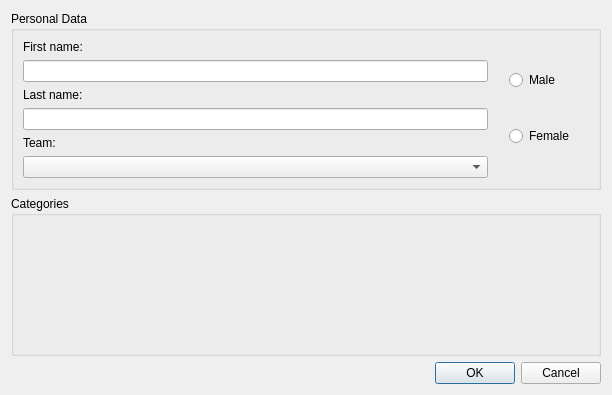
Old version of the form ui/dlgEditPlayer.ui in the repository probonopd/QTournament.
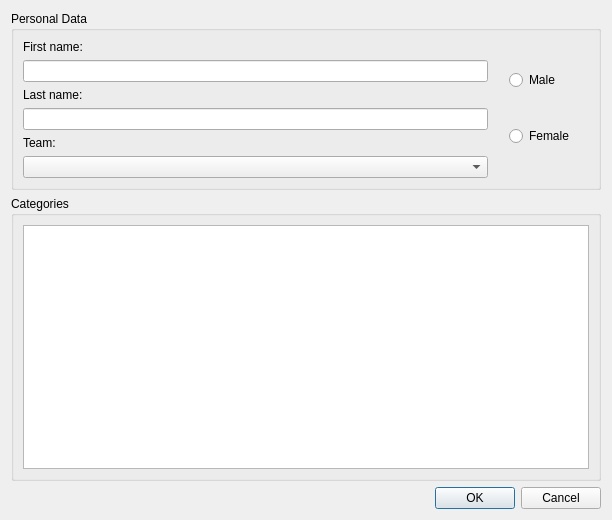
New version of the form.

Commit message:
Implemented a better "Can-We-Add-Players-To-Categories" function in the lib.
Enabled assignment of categories to newly created players in the GUI.

Fixed a bug that prevented proper name changes of players in the GUI.

```diff
--- a/ui/dlgEditPlayer.ui
+++ b/ui/dlgEditPlayer.ui
@@ -7,7 +7,7 @@
     <x>0</x>
     <y>0</y>
     <width>612</width>
-    <height>395</height>
+    <height>520</height>
    </rect>
   </property>
   <property name="windowTitle">
@@ -150,6 +150,11 @@
        <property name="title">
         <string>Categories</string>
        </property>
+       <layout class="QHBoxLayout" name="horizontalLayout_3">
+        <item>
+         <widget class="QListWidget" name="catList"/>
+        </item>
+       </layout>
       </widget>
      </item>
      <item>
```
Left out of the diff: 37 changed lines with no effect on the pictures. The commit also changes 22 other files.
